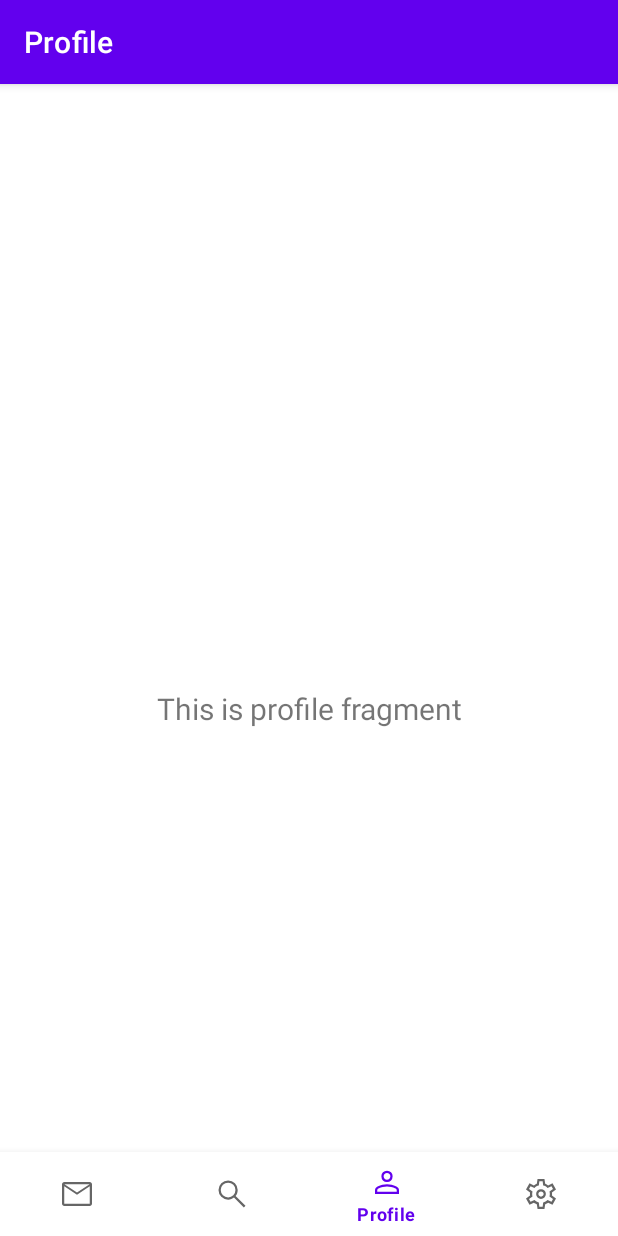
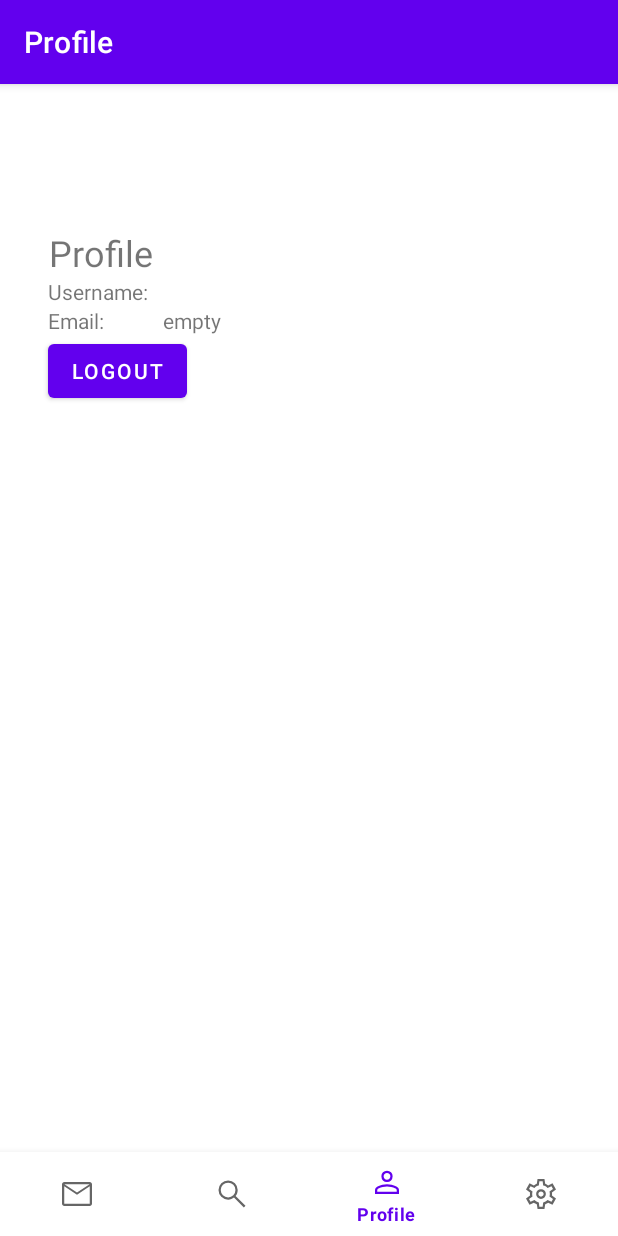
Before and after one commit to Saylonnn/Chatapp, an Android app: the ProfileFragment screen opened through its navigation route, on a phone screen of 412 x 824 dp. Run offline under Robolectric (Android 15) with nearby library versions, the phone set to English and light mode, and no system bars; our stand-ins replace navigation-ui.

Commit message:
add login, logout and register

```diff
--- a/app/src/main/java/com/saylonn/chatapp/MainActivity.java
+++ b/app/src/main/java/com/saylonn/chatapp/MainActivity.java
@@ -8,6 +8,7 @@ import android.content.pm.PackageManager;
 import android.os.Build;
 import android.os.Bundle;
 import android.preference.PreferenceManager;
+import android.util.Log;
 
 import com.google.android.material.bottomnavigation.BottomNavigationView;
 
@@ -37,10 +38,11 @@ public class MainActivity extends AppCompatActivity {
         SharedPreferences sp = PreferenceManager.getDefaultSharedPreferences(this);
 
         if(!loggedIn){
-            String username = sp.getString("login_username", "empty");
-            String password = sp.getString("login_pw", "empty");
-            String fcm_token = sp.getString("fcm_token", "empty");
-            if (username.equals("empty") || password.equals("empty") || fcm_token.equals("empty")){
+            String email = sp.getString(String.valueOf(R.string.login_email), "empty");
+            String password = sp.getString(String.valueOf(R.string.login_password), "empty");
+            String fcm_token = sp.getString(String.valueOf(R.string.token_key), "empty");
+            Log.d(TAG, "Saved Credentials: email: " + email + " password: " + password);
+            if (email.equals("empty") || password.equals("empty") || fcm_token.equals("empty")){
                 switchActivities();
             }
         }
--- a/app/src/main/java/com/saylonn/chatapp/ui/profile/ProfileFragment.java
+++ b/app/src/main/java/com/saylonn/chatapp/ui/profile/ProfileFragment.java
@@ -1,19 +1,28 @@
 package com.saylonn.chatapp.ui.profile;
 
+import android.content.Intent;
+import android.content.SharedPreferences;
 import android.os.Bundle;
+import android.preference.PreferenceManager;
 import android.view.LayoutInflater;
 import android.view.View;
 import android.view.ViewGroup;
+import android.widget.Button;
 import android.widget.TextView;
 
 import androidx.annotation.NonNull;
 import androidx.fragment.app.Fragment;
 import androidx.lifecycle.ViewModelProvider;
 
+import com.saylonn.chatapp.LoginActivity;
+import com.saylonn.chatapp.MainActivity;
+import com.saylonn.chatapp.R;
 import com.saylonn.chatapp.databinding.FragmentProfileBinding;
 
 public class ProfileFragment extends Fragment {
-
+    private TextView email;
+    private TextView username;
+    private Button logoutButton;
     private FragmentProfileBinding binding;
 
     public View onCreateView(@NonNull LayoutInflater inflater,
@@ -24,9 +33,32 @@ public class ProfileFragment extends Fragment {
         binding = FragmentProfileBinding.inflate(inflater, container, false);
         View root = binding.getRoot();
 
-        final TextView textView = binding.textProfile;
-        searchViewModel.getText().observe(getViewLifecycleOwner(), textView::setText);
+        SharedPreferences sharedPreferences = PreferenceManager.getDefaultSharedPreferences(getActivity());
+
+        email = binding.displayEmailTV;
+        username = binding.displayUsernameTV;
+        logoutButton = binding.logoutButton;
+
+        email.setText(sharedPreferences.getString(String.valueOf(R.string.login_email), "empty"));
+        //final TextView textView = binding.textProfile;
+        //searchViewModel.getText().observe(getViewLifecycleOwner(), textView::setText);
+
+        logoutButton.setOnClickListener(new View.OnClickListener() {
+            @Override
+            public void onClick(View v) {
+                sharedPreferences.edit().putString(String.valueOf(R.string.login_email), "empty").apply();
+                sharedPreferences.edit().putString(String.valueOf(R.string.login_password), "empty").apply();
+
+                switchToLogin();
+
+            }
+        });
         return root;
+    }
+
+    private void switchToLogin(){
+        Intent switchActivityIntent = new Intent(getActivity(), LoginActivity.class);
+        startActivity(switchActivityIntent);
     }
 
     @Override
--- a/app/src/main/res/layout/fragment_profile.xml
+++ b/app/src/main/res/layout/fragment_profile.xml
@@ -7,16 +7,73 @@
     tools:context=".ui.profile.ProfileFragment">
 
     <TextView
-        android:id="@+id/text_profile"
-        android:layout_width="match_parent"
+        android:id="@+id/textView3"
+        android:layout_width="wrap_content"
         android:layout_height="wrap_content"
-        android:layout_marginStart="8dp"
-        android:layout_marginTop="8dp"
-        android:layout_marginEnd="8dp"
-        android:textAlignment="center"
-        android:textSize="20sp"
-        app:layout_constraintBottom_toBottomOf="parent"
+        android:layout_marginStart="32dp"
+        android:layout_marginTop="40dp"
+        android:layout_marginEnd="310dp"
+        android:text="@string/title_profile"
+        android:textSize="24sp"
         app:layout_constraintEnd_toEndOf="parent"
         app:layout_constraintStart_toStartOf="parent"
         app:layout_constraintTop_toTopOf="parent" />
+
+    <TableLayout
+        android:id="@+id/tableLayout"
+        android:layout_width="0dp"
+        android:layout_height="wrap_content"
+        android:layout_marginStart="32dp"
+        android:layout_marginEnd="32dp"
+        android:orientation="vertical"
+        app:layout_constraintEnd_toEndOf="parent"
+        app:layout_constraintStart_toStartOf="parent"
+        app:layout_constraintTop_toBottomOf="@+id/textView3">
+
+        <TableRow
+            android:layout_width="match_parent"
+            android:layout_height="match_parent">
+
+            <TextView
+                android:id="@+id/textView5"
+                android:layout_width="match_parent"
+                android:layout_height="wrap_content"
+                android:text="@string/profile_username" />
+
+            <TextView
+                android:id="@+id/displayUsernameTV"
+                android:layout_width="wrap_content"
+                android:layout_height="wrap_content"
+                android:layout_marginLeft="10dp" />
+        </TableRow>
+
+        <TableRow
+            android:layout_width="match_parent"
+            android:layout_height="match_parent">
+
+            <TextView
+                android:id="@+id/textView7"
+                android:layout_width="wrap_content"
+                android:layout_height="wrap_content"
+                android:text="@string/profile_email" />
+
+            <TextView
+                android:id="@+id/displayEmailTV"
+                android:layout_width="wrap_content"
+                android:layout_height="wrap_content"
+                android:layout_marginLeft="10dp" />
+        </TableRow>
+
+    </TableLayout>
+
+    <Button
+        android:id="@+id/logoutButton"
+        android:layout_width="wrap_content"
+        android:layout_height="wrap_content"
+        android:text="@string/logout_string"
+        app:layout_constraintEnd_toEndOf="parent"
+        app:layout_constraintHorizontal_bias="0.1"
+        app:layout_constraintStart_toStartOf="parent"
+        app:layout_constraintTop_toBottomOf="@+id/tableLayout" />
+
 </androidx.constraintlayout.widget.ConstraintLayout>
--- a/app/src/main/res/values/strings.xml
+++ b/app/src/main/res/values/strings.xml
@@ -22,5 +22,16 @@
     <string name="empty_field_message">Fülle alle Felder aus</string>
     <string name="notAccepted">Anmeldedaten nicht akzeptiert</string>
     <string name="connectToInternet">Bitte verbinden sie sich mit dem Internet</string>
+    <string name="login_username">login_username</string>
+    <string name="login_password">login_password</string>
+    <string name="login_email">login_email</string>
+    <string name="want_registration">noch kein Account?</string>
+    <string name="registration">Registrieren</string>
+    <string name="retype_password_hint">Password wiederholen</string>
+    <string name="username">Username</string>
+    <string name="profile_username">Username:</string>
+    <string name="profile_email">Email:</string>
+    <string name="logout_string">Logout</string>
+    <string name="username_hint">Username</string>
 
 </resources>
```
Also changed, not shown: app/src/main/AndroidManifest.xml (+11 -4 lines), app/src/main/java/com/saylonn/chatapp/LoginActivity.java (+33 -9 lines), app/src/main/java/com/saylonn/chatapp/RegisterActivity.java (added, +14 -0 lines), app/src/main/res/layout/activity_login.xml (+14 -1 lines), app/src/main/res/layout/activity_register.xml (added, +83 -0 lines).
